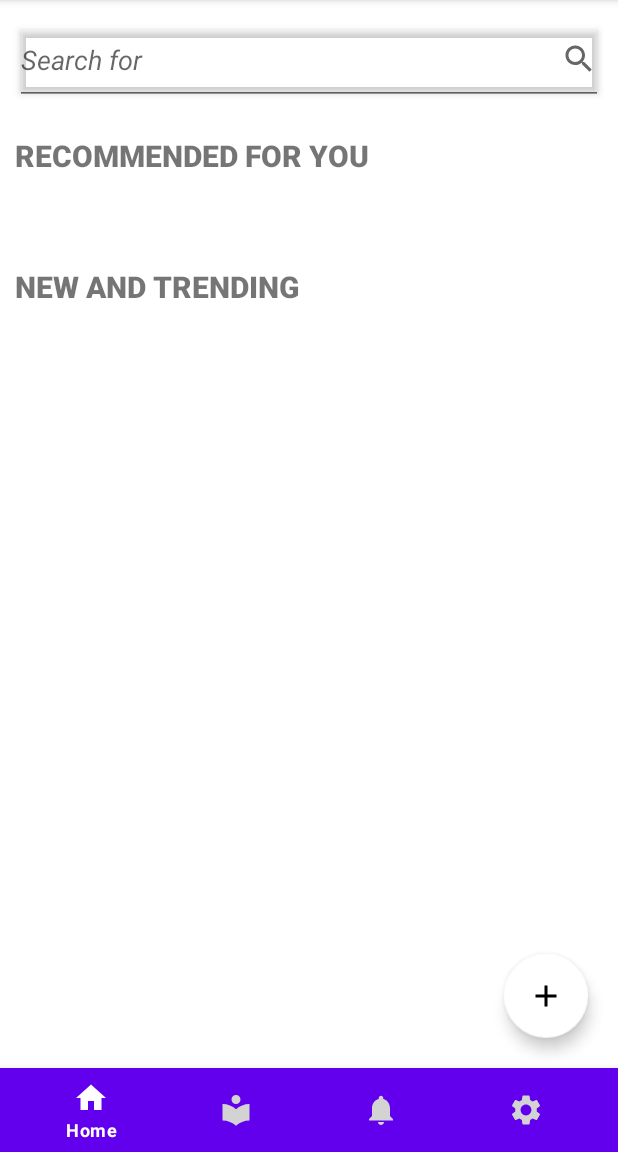
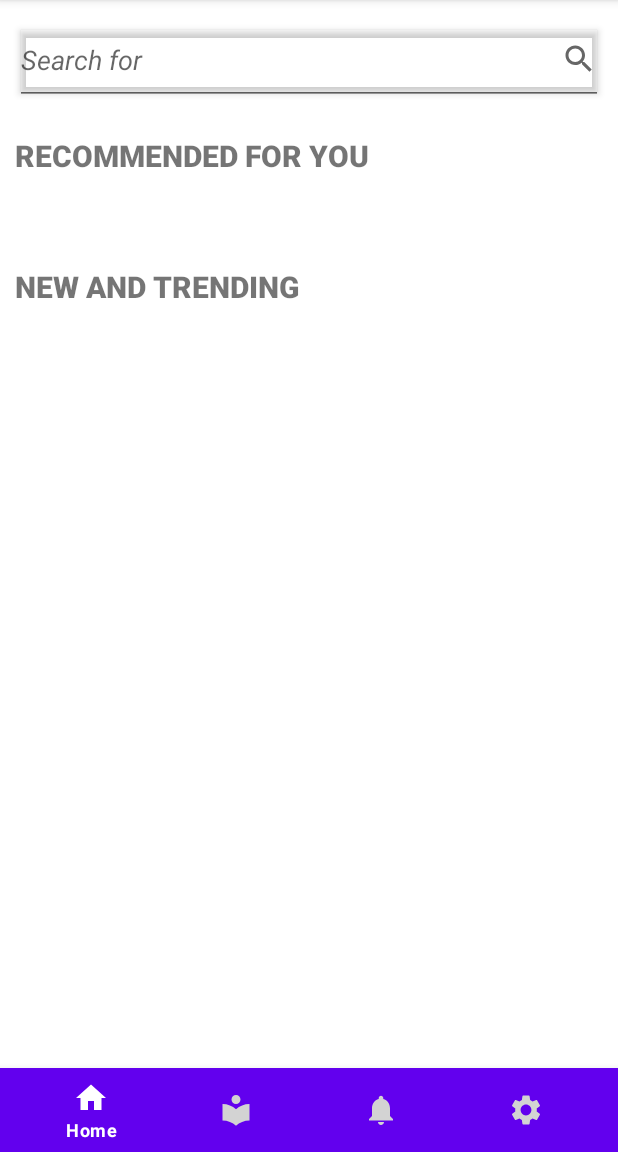
Before and after one commit to tanthokg/CSC13002_Intro2SE, an Android app: the screen it shows after launch once a user with an empty profile is signed in (UserMainActivity), on a phone screen of 412 x 824 dp, the part 84-1236 px from its top. Run offline under Robolectric (Android 15) with nearby library versions, the light colour scheme and no system bars; our stand-ins replace Firebase (no records; nobody signed in at launch, a user with empty details on screens opened directly).

Commit message:
Update get type user to load create post button

```diff
--- a/Sunshine/app/src/main/java/com/example/sunshine/user/HomepageFragment.java
+++ b/Sunshine/app/src/main/java/com/example/sunshine/user/HomepageFragment.java
@@ -49,17 +49,32 @@
 
     public HomepageFragment(Context context) {
         this.context = context;
+        firebaseFirestore = FirebaseFirestore.getInstance();
+        auth = FirebaseAuth.getInstance();
     }
 
     @Nullable
     @Override
     public View onCreateView(@NonNull LayoutInflater inflater, @Nullable ViewGroup container, @Nullable Bundle savedInstanceState) {
+        View view =  inflater.inflate(R.layout.fragment_home, container, false);
         getTypeUser();
-        return inflater.inflate(R.layout.fragment_home, container, false);
+        return view;
     }
 
     private void getTypeUser() {
-
+        String currentUserId = auth.getCurrentUser().getUid();
+        firebaseFirestore.collection("User").document(currentUserId).get().addOnCompleteListener(new OnCompleteListener<DocumentSnapshot>() {
+            @Override
+            public void onComplete(@NonNull Task<DocumentSnapshot> task) {
+                if (task.isSuccessful()) {
+                    if (task.getResult() != null) {
+                        User user = task.getResult().toObject(User.class);
+                        if (user != null)
+                            typeUser = user.isType();
+                    }
+                }
+            }
+        });
     }
 
     @Override
@@ -69,13 +84,17 @@
         recommendBookList = new ArrayList<>();
         newTrendingBookList = new ArrayList<>();
 
-        firebaseFirestore = FirebaseFirestore.getInstance();
         listenDataChange();
 
         searchBar = (EditText) view.findViewById(R.id.searchBar);
         recommendRecView = (RecyclerView) view.findViewById(R.id.recommendRecView);
         newTrendingRecView = (RecyclerView) view.findViewById(R.id.newTrendingRecView);
         btnCreatePost = (FloatingActionButton) view.findViewById(R.id.btnCreatePost);
+
+        if (typeUser)
+            btnCreatePost.setVisibility(View.VISIBLE);
+        else
+            btnCreatePost.setVisibility(View.INVISIBLE);
 
         btnCreatePost.setOnClickListener(new View.OnClickListener() {
             @Override
--- a/Sunshine/app/src/main/java/com/example/sunshine/user/SettingsFragment.java
+++ b/Sunshine/app/src/main/java/com/example/sunshine/user/SettingsFragment.java
@@ -47,7 +47,7 @@
         edit_profile.setOnClickListener(new View.OnClickListener() {
             @Override
             public void onClick(View view) {
-                startActivity(new Intent(getContext(), CreatePostActivity.class));
+
             }
         });
 
```
